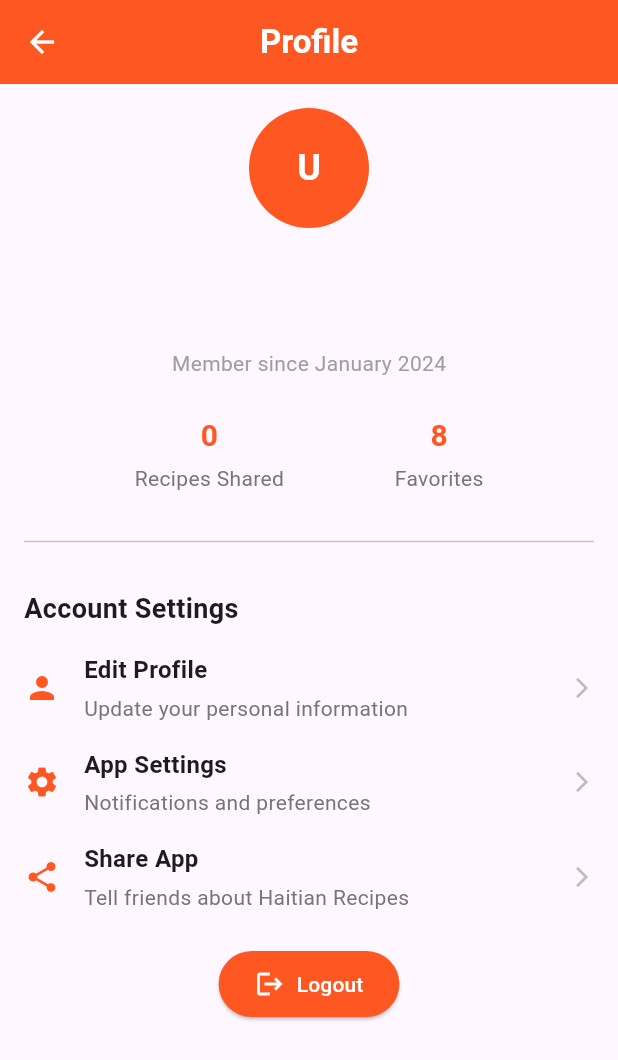
After one commit to Ti-Pha/haitian_recipes, a Flutter app: the ProfileScreen screen opened directly, on a phone screen of 412 x 824 dp. The commit adds this screen. Shown: the top 1060 px of the screen. Run offline on Flutter 3.47's test engine with Material 3 defaults, Android fonts, the light colour scheme and no system bars; our stand-ins replace cloud_firestore, firebase_auth, firebase_core, firebase_storage, image_picker; accounts and stored records are empty.

Commit message:
Modification et ajout d'autre classe

```diff
--- a/lib/screens/home_screen.dart
+++ b/lib/screens/home_screen.dart
@@ -5,6 +5,7 @@ import '../providers/recipe_provider.dart';
 import '../models/recipe_model.dart';
 import '../widgets/recipe_card.dart';
 import 'add_recipe_screen.dart';
+import 'profil_screen.dart'; // Import ajouté
 
 class HomeScreen extends StatefulWidget {
   @override
@@ -131,7 +132,7 @@ class _HomeScreenState extends State<HomeScreen> {
       case 2: // Add
         return AddRecipeScreen();
       case 3: // Profile
-        return Center(child: Text('Profile - À implémenter'));
+        return ProfileScreen(); // Modifié pour afficher l'écran de profil
       default:
         return _buildHomeContent(Provider.of<RecipeProvider>(context));
     }
--- /dev/null
+++ b/lib/screens/profil_screen.dart
@@ -0,0 +1,237 @@
+import 'package:flutter/material.dart';
+import 'package:provider/provider.dart';
+import '../providers/auth_provider.dart';
+import '../providers/recipe_provider.dart';
+import '../models/recipe_model.dart';
+import 'login_screen.dart';
+
+class ProfileScreen extends StatefulWidget {
+  @override
+  _ProfileScreenState createState() => _ProfileScreenState();
+}
+
+class _ProfileScreenState extends State<ProfileScreen> {
+  @override
+  Widget build(BuildContext context) {
+    final authProvider = Provider.of<AuthProvider>(context);
+    final recipeProvider = Provider.of<RecipeProvider>(context);
+
+    // Filtrer les recettes de l'utilisateur connecté
+    final userRecipes = recipeProvider.recipes
+        .where((recipe) => recipe.authorId == authProvider.currentUser?.userId)
+        .toList();
+
+    return Scaffold(
+      appBar: AppBar(
+        title: Text(
+          'Profile',
+          style: TextStyle(color: Colors.white, fontWeight: FontWeight.bold),
+        ),
+        backgroundColor: Colors.deepOrange,
+        iconTheme: IconThemeData(color: Colors.white),
+        elevation: 0,
+        centerTitle: true,
+      ),
+      body: SingleChildScrollView(
+        padding: EdgeInsets.all(16.0),
+        child: Column(
+          crossAxisAlignment: CrossAxisAlignment.start,
+          children: [
+            // En-tête du profil
+            _buildProfileHeader(authProvider),
+            SizedBox(height: 24),
+
+            // Statistiques
+            _buildStatsSection(userRecipes.length),
+            SizedBox(height: 24),
+
+            // Ligne séparatrice
+            Divider(thickness: 1),
+            SizedBox(height: 24),
+
+            // Account Settings
+            _buildAccountSettings(),
+            SizedBox(height: 24),
+
+            // Bouton de déconnexion
+            _buildLogoutButton(authProvider),
+          ],
+        ),
+      ),
+    );
+  }
+
+  Widget _buildProfileHeader(AuthProvider authProvider) {
+    return Center(
+      child: Column(
+        children: [
+          // Avatar avec initiales
+          Container(
+            width: 80,
+            height: 80,
+            decoration: BoxDecoration(
+              color: Colors.deepOrange,
+              shape: BoxShape.circle,
+            ),
+            child: Center(
+              child: Text(
+                _getInitials(
+                  authProvider.currentUser?.displayName ??
+                      authProvider.currentUser?.email ??
+                      '',
+                ),
+                style: TextStyle(
+                  fontSize: 24,
+                  fontWeight: FontWeight.bold,
+                  color: Colors.white,
+                ),
+              ),
+            ),
+          ),
+          SizedBox(height: 16),
+          Text(
+            authProvider.currentUser?.displayName ??
+                authProvider.currentUser?.email?.split('@')[0] ??
+                'Utilisateur',
+            style: TextStyle(fontSize: 20, fontWeight: FontWeight.bold),
+          ),
+          SizedBox(height: 4),
+          Text(
+            authProvider.currentUser?.email ?? '',
+            style: TextStyle(fontSize: 16, color: Colors.grey[600]),
+          ),
+          SizedBox(height: 8),
+          Text(
+            'Member since January 2024', // À adapter avec la date réelle d'inscription
+            style: TextStyle(fontSize: 14, color: Colors.grey[500]),
+          ),
+        ],
+      ),
+    );
+  }
+
+  Widget _buildStatsSection(int recipeCount) {
+    return Row(
+      mainAxisAlignment: MainAxisAlignment.spaceEvenly,
+      children: [
+        _buildStatItem(recipeCount.toString(), 'Recipes Shared'),
+        _buildStatItem(
+          '8',
+          'Favorites',
+        ), // À implémenter avec les vrais favoris
+      ],
+    );
+  }
+
+  Widget _buildStatItem(String value, String label) {
+    return Column(
+      children: [
+        Text(
+          value,
+          style: TextStyle(
+            fontSize: 20,
+            fontWeight: FontWeight.bold,
+            color: Colors.deepOrange,
+          ),
+        ),
+        SizedBox(height: 4),
+        Text(label, style: TextStyle(fontSize: 14, color: Colors.grey[600])),
+      ],
+    );
+  }
+
+  Widget _buildAccountSettings() {
+    return Column(
+      crossAxisAlignment: CrossAxisAlignment.start,
+      children: [
+        Text(
+          'Account Settings',
+          style: TextStyle(fontSize: 18, fontWeight: FontWeight.bold),
+        ),
+        SizedBox(height: 16),
+        _buildSettingsItem(
+          icon: Icons.person,
+          title: 'Edit Profile',
+          subtitle: 'Update your personal information',
+        ),
+        SizedBox(height: 16),
+        _buildSettingsItem(
+          icon: Icons.settings,
+          title: 'App Settings',
+          subtitle: 'Notifications and preferences',
+        ),
+        SizedBox(height: 16),
+        _buildSettingsItem(
+          icon: Icons.share,
+          title: 'Share App',
+          subtitle: 'Tell friends about Haitian Recipes',
+        ),
+      ],
+    );
+  }
+
+  Widget _buildSettingsItem({
+    required IconData icon,
+    required String title,
+    required String subtitle,
+  }) {
+    return InkWell(
+      onTap: () {
+        // TODO: Implémenter les actions pour chaque élément
+      },
+      child: Row(
+        children: [
+          Icon(icon, color: Colors.deepOrange, size: 24),
+          SizedBox(width: 16),
+          Expanded(
+            child: Column(
+              crossAxisAlignment: CrossAxisAlignment.start,
+              children: [
+                Text(
+                  title,
+                  style: TextStyle(fontSize: 16, fontWeight: FontWeight.bold),
+                ),
+                SizedBox(height: 4),
+                Text(
+                  subtitle,
+                  style: TextStyle(fontSize: 14, color: Colors.grey[600]),
+                ),
+              ],
+            ),
+          ),
+          Icon(Icons.arrow_forward_ios, size: 16, color: Colors.grey[400]),
+        ],
+      ),
+    );
+  }
+
+  Widget _buildLogoutButton(AuthProvider authProvider) {
+    return Center(
+      child: ElevatedButton.icon(
+        onPressed: () async {
+          await authProvider.signOut();
+          Navigator.pushReplacementNamed(context, '/login');
+        },
+        style: ElevatedButton.styleFrom(
+          backgroundColor: Colors.deepOrange,
+          foregroundColor: Colors.white,
+          padding: EdgeInsets.symmetric(horizontal: 24, vertical: 12),
+        ),
+        icon: Icon(Icons.logout, size: 20),
+        label: Text('Logout'),
+      ),
+    );
+  }
+
+  String _getInitials(String name) {
+    if (name.isEmpty) return 'U';
+
+    List<String> nameParts = name.split(' ');
+    if (nameParts.length == 1) {
+      return nameParts[0][0].toUpperCase();
+    } else {
+      return (nameParts[0][0] + nameParts[nameParts.length - 1][0])
+          .toUpperCase();
+    }
+  }
+}
```
Also changed, not shown: lib/models/recipe_model.dart (+45 -29 lines), lib/providers/recipe_provider.dart (+17 -7 lines), lib/screens/add_recipe_screen.dart (+22 -39 lines), lib/services/storage_service.dart (+13 -45 lines).
